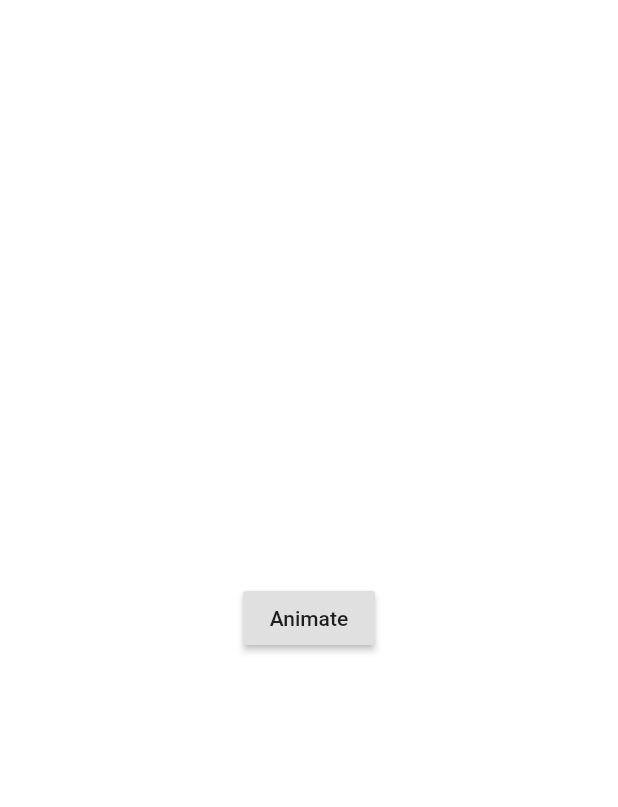
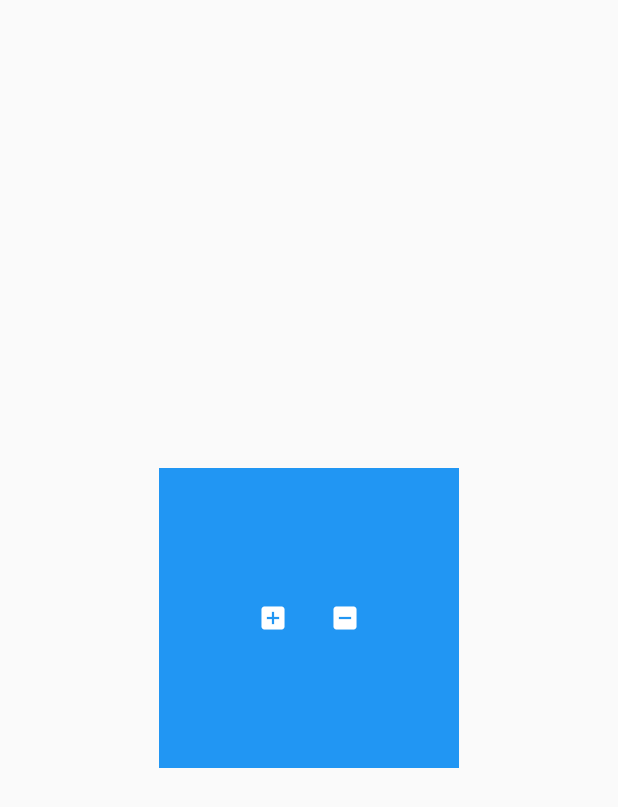
Before and after one commit to Amrit0786/FlutterAnimation, a Flutter app: the screen it shows after launch, on a phone screen of 412 x 824 dp. Shown: the top 807 px of the screen. Run offline on Flutter 3.47's test engine with Material 2 defaults, Android fonts, the phone set to English and light mode, and no system bars.

Commit message:
Changing color and size of container together on button press.

```diff
--- /dev/null
+++ b/lib/animating_together.dart
@@ -0,0 +1,58 @@
+import 'package:flutter/material.dart';
+
+class AnimatingTogether extends StatefulWidget {
+  @override
+  _AnimatingTogetherState createState() => _AnimatingTogetherState();
+}
+
+class _AnimatingTogetherState extends State<AnimatingTogether> {
+  Color _color = Colors.blue;
+  double _width = 200;
+  double _height = 200;
+
+  @override
+  Widget build(BuildContext context) {
+    return Scaffold(
+      body: Center(
+        child: AnimatedContainer(
+          duration: Duration(seconds: 1),
+          width: _width,
+          height: _height,
+          color: _color,
+          child: Row(
+            mainAxisSize: MainAxisSize.min,
+            mainAxisAlignment: MainAxisAlignment.center,
+            children: [
+              IconButton(
+                onPressed: () {
+                  _width = 300;
+                  _height = 300;
+                  _color = Colors.orange;
+                  setState(() {});
+                },
+                icon: Icon(
+                  Icons.add_box,
+                  color: Colors.white,
+                ),
+                iconSize: 20,
+              ),
+              IconButton(
+                onPressed: () {
+                  _width = 200;
+                  _height = 200;
+                  _color = Colors.blue;
+                  setState(() {});
+                },
+                icon: Icon(
+                  Icons.indeterminate_check_box,
+                  color: Colors.white,
+                ),
+                iconSize: 20,
+              )
+            ],
+          ),
+        ),
+      ),
+    );
+  }
+}
--- a/lib/main.dart
+++ b/lib/main.dart
@@ -1,4 +1,5 @@
 import 'package:flutter/material.dart';
+import 'package:flutter_animation/animating_together.dart';
 import 'package:flutter_animation/implicit_animation.dart';
 import 'package:flutter_animation/tween_animation.dart';
 
@@ -16,7 +17,7 @@ class MyApp extends StatelessWidget {
         visualDensity: VisualDensity.adaptivePlatformDensity,
       ),
       home:
-          TweenAnimation(), // Change the class Name to see different types of animation
+          AnimatingTogether(), // Change the class Name to see different types of animation
     );
   }
 }
```
